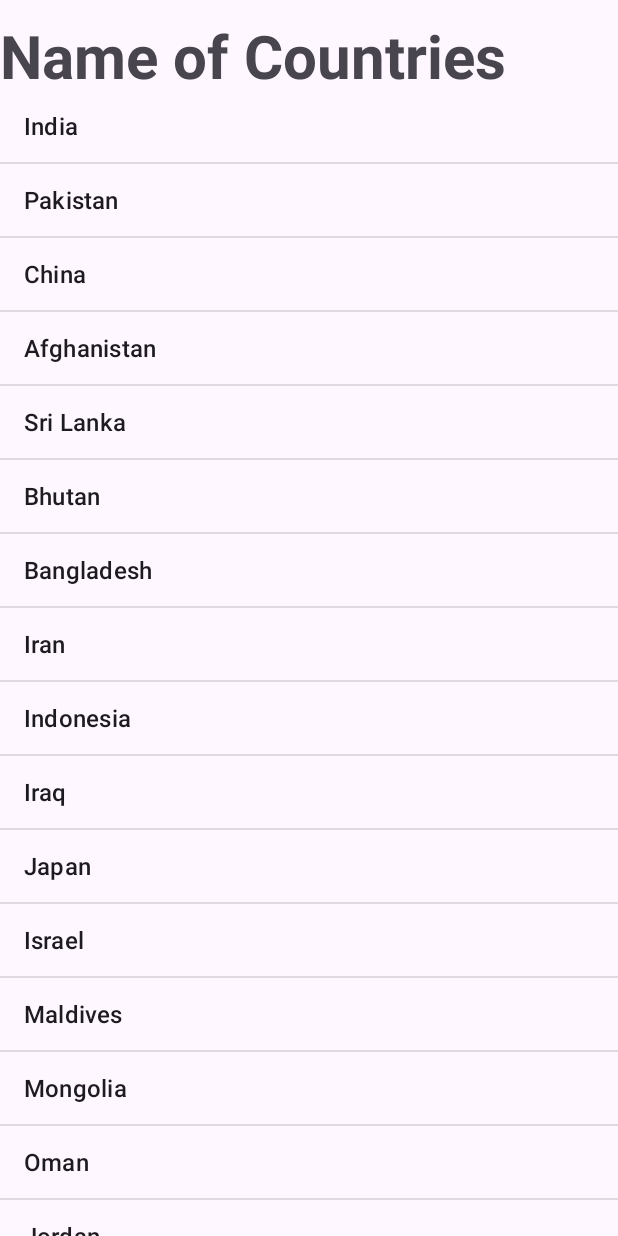
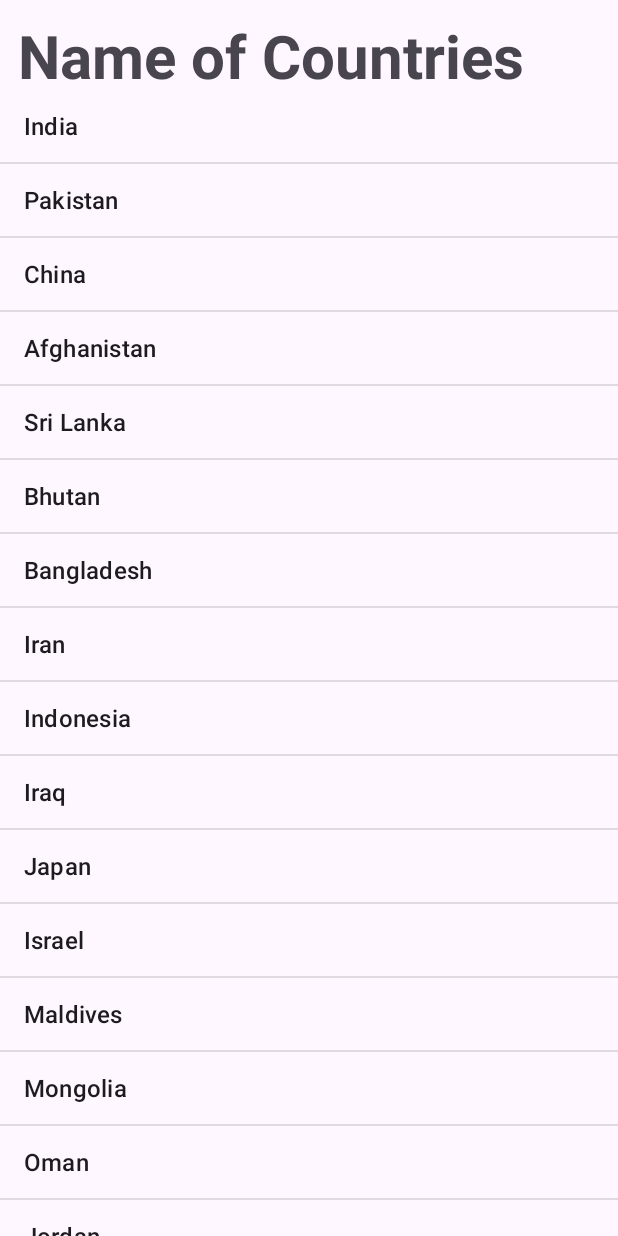
Before and after one commit to subhamkumarpadhy/ListView, an Android app: the screen it shows after launch (MainActivity), on a phone screen of 412 x 824 dp. Run offline under Robolectric (Android 15) with nearby library versions, the phone set to English and light mode, and no system bars.

Commit message:
Fix layout issue

```diff
--- a/app/src/main/res/layout/activity_main.xml
+++ b/app/src/main/res/layout/activity_main.xml
@@ -11,6 +11,7 @@
        android:layout_height="wrap_content"
        android:text="@string/Country"
        android:layout_marginTop="10dp"
+       android:layout_marginStart="12dp"
        android:textSize="40sp"
        android:textStyle="bold"/>
    <ListView
```
